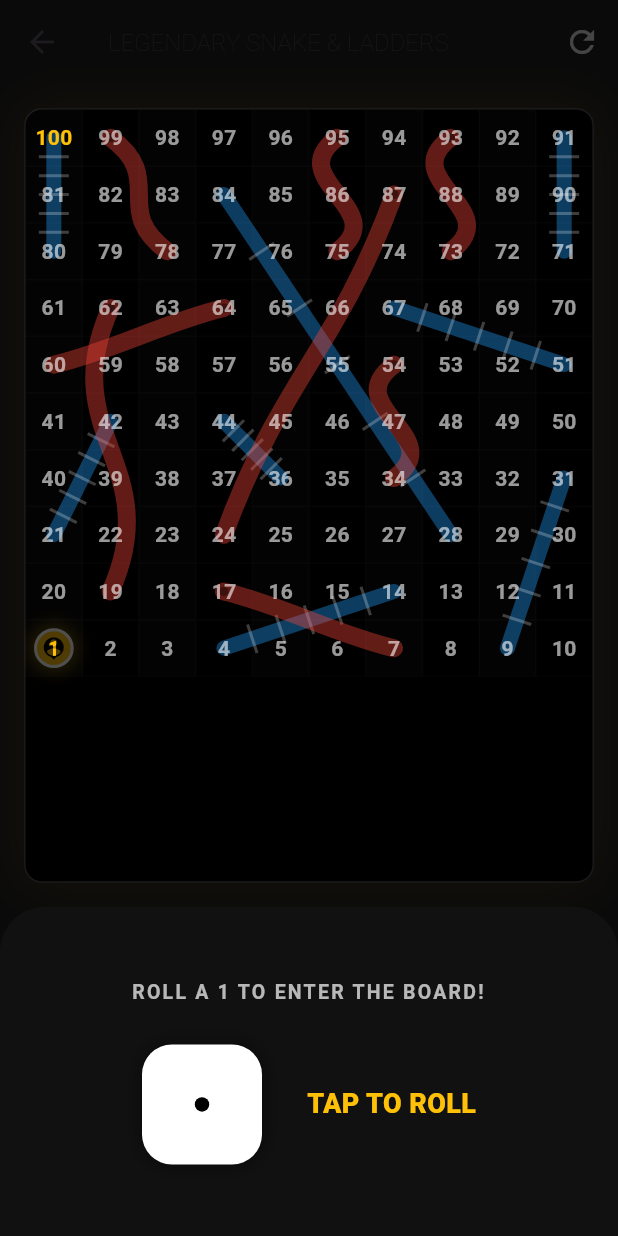
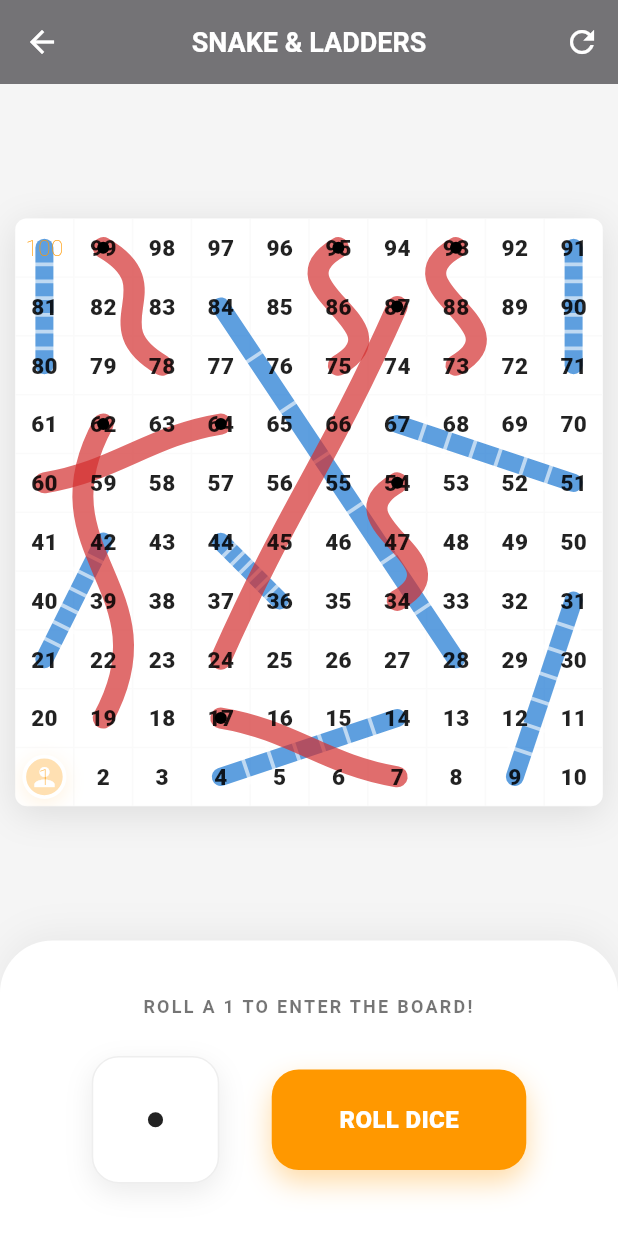
Before and after one commit to ManikaDahal/Chess_FLutter-Python, a Flutter app: the SnakeGameScreen screen opened directly, on a phone screen of 412 x 824 dp. Run offline on Flutter 3.47's test engine with Material 3 defaults, Android fonts, the phone set to English and light mode, and no system bars; our stand-ins replace audioplayers, badges, cached_network_image, chewie, dio, firebase_core and 11 more; missing offline and left inert: flutter_foreground_task, flutter_ringtone_player, flutter_screen_recording, flutter_webrtc, record; accounts and stored records are empty; network calls fail.

Commit message:
Revised snake and lader game UI

```diff
--- a/lib/features/snake_game/presentation/screens/snake_game_screen.dart
+++ b/lib/features/snake_game/presentation/screens/snake_game_screen.dart
@@ -1,5 +1,8 @@
 import 'dart:async';
 import 'dart:math';
+import 'package:chess_game_manika/core/utils/color_utils.dart';
+import 'package:chess_game_manika/core/utils/route_const.dart';
+import 'package:chess_game_manika/core/utils/route_generator.dart';
 import 'package:flutter/material.dart';
 
 class SnakeGameScreen extends StatefulWidget {
@@ -87,14 +90,11 @@ class _SnakeGameScreenState extends State<SnakeGameScreen>
       }
       return;
     }
-
-    // Normal movement
     await movePlayerSequence(roll);
   }
 
   Future<void> movePlayerSequence(int steps) async {
     setState(() => isMoving = true);
-
     int target = playerPosition + steps;
     if (target > totalSquares) {
       setState(() {
@@ -103,15 +103,12 @@ class _SnakeGameScreenState extends State<SnakeGameScreen>
       });
       return;
     }
-
-    // Move square by square
     for (int i = 0; i < steps; i++) {
       await Future.delayed(const Duration(milliseconds: 300));
       setState(() {
         playerPosition++;
       });
     }
-
     await checkSquareEffect();
   }
 
@@ -139,7 +136,6 @@ class _SnakeGameScreenState extends State<SnakeGameScreen>
     } else {
       setState(() => gameStatus = "Your move. Roll again!");
     }
-
     setState(() => isMoving = false);
   }
 
@@ -153,23 +149,57 @@ class _SnakeGameScreenState extends State<SnakeGameScreen>
     });
   }
 
+  void _showResetConfirmation() {
+    showDialog(
+      context: context,
+      builder: (context) => AlertDialog(
+        backgroundColor: Colors.white,
+        shape: RoundedRectangleBorder(borderRadius: BorderRadius.circular(15)),
+        title: const Text(
+          "Restart Game?",
+          style: TextStyle(color: Colors.black, fontWeight: FontWeight.bold),
+        ),
+        content: const Text(
+          "Your current progress will be lost.",
+          style: TextStyle(color: Colors.black54),
+        ),
+        actions: [
+          TextButton(
+            onPressed: () => Navigator.pop(context),
+            child: const Text("CANCEL", style: TextStyle(color: Colors.grey)),
+          ),
+          TextButton(
+            onPressed: () {
+              Navigator.pop(context);
+              resetGame();
+            },
+            child: const Text(
+              "RESTART",
+              style: TextStyle(color: Colors.deepOrange),
+            ),
+          ),
+        ],
+      ),
+    );
+  }
+
   void _showWinDialog() {
     showDialog(
       context: context,
       barrierDismissible: false,
       builder: (context) => AlertDialog(
-        backgroundColor: const Color(0xFF222222),
+        backgroundColor: Colors.white,
         shape: RoundedRectangleBorder(borderRadius: BorderRadius.circular(15)),
         title: const Center(
           child: Text(
             "YOU DID IT!",
-            style: TextStyle(color: Colors.amber, fontWeight: FontWeight.bold),
+            style: TextStyle(color: Colors.orange, fontWeight: FontWeight.bold),
           ),
         ),
         content: const Text(
           "The board has been conquered.",
           textAlign: TextAlign.center,
-          style: TextStyle(color: Colors.white70),
+          style: TextStyle(color: Colors.black87),
         ),
         actions: [
           Center(
@@ -180,7 +210,10 @@ class _SnakeGameScreenState extends State<SnakeGameScreen>
               },
               child: const Text(
                 "NEW ADVENTURE",
-                style: TextStyle(color: Colors.amber),
+                style: TextStyle(
+                  color: Colors.orange,
+                  fontWeight: FontWeight.bold,
+                ),
               ),
             ),
           ),
@@ -190,7 +223,7 @@ class _SnakeGameScreenState extends State<SnakeGameScreen>
   }
 
   Offset getCoord(int index) {
-    if (index <= 0) return const Offset(0, 9); // Square 1 spot
+    if (index <= 0) return const Offset(0, 9);
     int sq = index - 1;
     int row = sq ~/ gridSize;
     int col = sq % gridSize;
@@ -202,39 +235,50 @@ class _SnakeGameScreenState extends State<SnakeGameScreen>
   @override
   Widget build(BuildContext context) {
     return Scaffold(
-      backgroundColor: const Color(0xFF0A0A0A),
+      backgroundColor: const Color(0xFFF5F5F5),
       appBar: AppBar(
-        backgroundColor: Colors.transparent,
-        elevation: 0,
+        leading: IconButton(
+          icon: const Icon(Icons.arrow_back, color: whiteColor),
+          onPressed: () =>
+              RouteGenerator.navigateToPage(context, Routes.bottomNavBarRoute),
+        ),
         title: const Text(
-          'LEGENDARY SNAKE & LADDERS',
-          style: TextStyle(fontSize: 16, fontWeight: FontWeight.w100),
+          'SNAKE & LADDERS',
+          style: TextStyle(
+            color: whiteColor,
+            fontWeight: FontWeight.bold,
+            fontSize: 18,
           ),
+        ),
+        centerTitle: true,
+        backgroundColor: backgroundColor,
+        foregroundColor: whiteColor,
+
+        elevation: 1,
         actions: [
           IconButton(
-            onPressed: resetGame,
-            icon: const Icon(Icons.refresh, color: Colors.white24),
+            onPressed: _showResetConfirmation,
+            icon: const Icon(Icons.refresh, color: whiteColor),
           ),
         ],
       ),
       body: Column(
         children: [
-          // Board Area
-          Expanded(
-            flex: 5,
-            child: Padding(
-              padding: const EdgeInsets.all(16.0),
+          const Spacer(flex: 1),
+          // Board Area - Maximized Size
+          Padding(
+            padding: const EdgeInsets.symmetric(horizontal: 10.0),
             child: AspectRatio(
               aspectRatio: 1,
               child: Container(
                 decoration: BoxDecoration(
-                    color: Colors.black,
-                    borderRadius: BorderRadius.circular(12),
-                    border: Border.all(color: Colors.white.withOpacity(0.1)),
+                  color: Colors.white,
+                  borderRadius: BorderRadius.circular(8),
                   boxShadow: [
                     BoxShadow(
-                        color: Colors.amber.withOpacity(0.05),
-                        blurRadius: 30,
+                      color: Colors.black.withOpacity(0.1),
+                      blurRadius: 20,
+                      offset: const Offset(0, 5),
                     ),
                   ],
                 ),
@@ -242,10 +286,9 @@ class _SnakeGameScreenState extends State<SnakeGameScreen>
                 child: LayoutBuilder(
                   builder: (context, constraints) {
                     double cellSize = constraints.maxWidth / gridSize;
-
                     return Stack(
                       children: [
-                          // 1. Grid Cells Gradient Background
+                        // 1. Grid Background (Subtle)
                         Positioned.fill(
                           child: GridView.builder(
                             physics: const NeverScrollableScrollPhysics(),
@@ -257,30 +300,24 @@ class _SnakeGameScreenState extends State<SnakeGameScreen>
                             itemBuilder: (context, index) => Container(
                               decoration: BoxDecoration(
                                 border: Border.all(
-                                    color: Colors.white.withOpacity(0.02),
+                                  color: Colors.grey.withOpacity(0.05),
                                   width: 0.5,
-                                  ),
-                                  color: (index % 2 == 0)
-                                      ? Colors.white.withOpacity(0.01)
-                                      : Colors.transparent,
                                 ),
                               ),
                             ),
                           ),
-
-                          // 2. Connections Painter (Snakes and Ladders)
+                        ),
+                        // 2. Connections Painter
                         Positioned.fill(
                           child: CustomPaint(
                             painter: BoardLinesPainter(
                               snakes: snakes,
                               ladders: ladders,
                               gridSize: gridSize,
-                                color: Colors.white.withOpacity(0.1),
                             ),
                           ),
                         ),
-
-                          // 3. Numbers Layer (On top of lines)
+                        // 3. Numbers Layer (On top, bold black)
                         Positioned.fill(
                           child: GridView.builder(
                             physics: const NeverScrollableScrollPhysics(),
@@ -297,30 +334,28 @@ class _SnakeGameScreenState extends State<SnakeGameScreen>
                                   ? (9 - cellCol)
                                   : cellCol;
                               int num = dRow * 10 + dCol + 1;
-
                               bool hl = num == 100 || num == 1;
                               return Center(
                                 child: Text(
                                   '$num',
                                   style: TextStyle(
-                                      color: hl
-                                          ? Colors.amber
-                                          : Colors.white.withOpacity(0.6),
-                                      fontSize: 14,
-                                      fontWeight: FontWeight.bold,
+                                    color: hl ? Colors.orange : Colors.black87,
+                                    fontSize: 15,
+                                    fontWeight: hl
+                                        ? FontWeight.w100
+                                        : FontWeight.w800,
                                   ),
                                 ),
                               );
                             },
                           ),
                         ),
-
                         // 4. Player Token
                         Builder(
                           builder: (context) {
                             Offset p = getCoord(playerPosition);
                             return AnimatedPositioned(
-                                duration: const Duration(milliseconds: 300),
+                              duration: const Duration(milliseconds: 350),
                               curve: Curves.easeInOut,
                               left: p.dx * cellSize,
                               top: p.dy * cellSize,
@@ -331,29 +366,29 @@ class _SnakeGameScreenState extends State<SnakeGameScreen>
                                   child: Opacity(
                                     opacity: playerPosition == 0 ? 0.3 : 1.0,
                                     child: Container(
-                                        width: cellSize * 0.7,
-                                        height: cellSize * 0.7,
+                                      width: cellSize * 0.75,
+                                      height: cellSize * 0.75,
                                       decoration: BoxDecoration(
-                                          color: Colors.amber,
+                                        color: Colors.orange,
                                         shape: BoxShape.circle,
                                         boxShadow: [
                                           BoxShadow(
-                                              color: Colors.amber.withOpacity(
-                                                0.5,
+                                            color: Colors.orange.withOpacity(
+                                              0.4,
                                             ),
                                             blurRadius: 10,
-                                              spreadRadius: 2,
+                                            offset: const Offset(0, 3),
                                           ),
                                         ],
                                         border: Border.all(
                                           color: Colors.white,
-                                            width: 2,
+                                          width: 2.5,
                                         ),
                                       ),
                                       child: const Icon(
-                                          Icons.person_pin,
-                                          size: 18,
-                                          color: Colors.black,
+                                        Icons.person,
+                                        size: 20,
+                                        color: Colors.white,
                                       ),
                                     ),
                                   ),
@@ -369,49 +404,54 @@ class _SnakeGameScreenState extends State<SnakeGameScreen>
               ),
             ),
           ),
+          const Spacer(flex: 1),
+          // Controls Area - Light Theme
+          Container(
+            width: double.infinity,
+            padding: const EdgeInsets.symmetric(horizontal: 30, vertical: 35),
+            decoration: BoxDecoration(
+              color: Colors.white,
+              borderRadius: const BorderRadius.vertical(
+                top: Radius.circular(35),
               ),
-
-          // Controls Area
-          Expanded(
-            flex: 2,
-            child: Container(
-              width: double.infinity,
-              padding: const EdgeInsets.symmetric(horizontal: 30),
-              decoration: const BoxDecoration(
-                color: Color(0xFF111111),
-                borderRadius: BorderRadius.vertical(top: Radius.circular(30)),
+              boxShadow: [
+                BoxShadow(
+                  color: Colors.black.withOpacity(0.05),
+                  blurRadius: 20,
+                  offset: const Offset(0, -5),
+                ),
+              ],
             ),
             child: Column(
-                mainAxisAlignment: MainAxisAlignment.center,
+              mainAxisSize: MainAxisSize.min,
               children: [
                 Text(
                   gameStatus.toUpperCase(),
                   textAlign: TextAlign.center,
                   style: const TextStyle(
-                      color: Colors.white70,
-                      fontSize: 13,
+                    color: Colors.black54,
+                    fontSize: 12,
                     letterSpacing: 1.5,
-                      fontWeight: FontWeight.w600,
+                    fontWeight: FontWeight.bold,
                   ),
                 ),
                 const SizedBox(height: 25),
                 Row(
                   mainAxisAlignment: MainAxisAlignment.center,
                   children: [
-                      // Dice
-                      GestureDetector(
-                        onTap: (isRolling || isMoving) ? null : rollDice,
-                        child: AnimatedContainer(
-                          duration: const Duration(milliseconds: 200),
-                          width: 80,
-                          height: 80,
+                    // Dice Container
+                    Container(
+                      width: 85,
+                      height: 85,
                       decoration: BoxDecoration(
                         color: Colors.white,
-                            borderRadius: BorderRadius.circular(20),
+                        borderRadius: BorderRadius.circular(18),
+                        border: Border.all(color: Colors.grey.shade200),
                         boxShadow: [
                           BoxShadow(
-                                color: Colors.black.withOpacity(0.5),
-                                blurRadius: 10,
+                            color: Colors.black.withOpacity(0.08),
+                            blurRadius: 15,
+                            offset: const Offset(0, 6),
                           ),
                         ],
                       ),
@@ -421,33 +461,56 @@ class _SnakeGameScreenState extends State<SnakeGameScreen>
                                 width: 30,
                                 height: 30,
                                 child: CircularProgressIndicator(
-                                      strokeWidth: 5,
-                                      color: Colors.amber,
+                                  strokeWidth: 4,
+                                  color: Colors.orange,
                                 ),
                               )
                             : CustomPaint(
-                                    size: const Size(40, 40),
+                                size: const Size(42, 42),
                                 painter: DiceDotsPainter(value: diceValue),
                               ),
                       ),
                     ),
+                    const SizedBox(width: 35),
+                    // Roll Button - Vibrant Orange
+                    GestureDetector(
+                      onTap: (isRolling || isMoving) ? null : rollDice,
+                      child: AnimatedContainer(
+                        duration: const Duration(milliseconds: 200),
+                        padding: const EdgeInsets.symmetric(
+                          horizontal: 45,
+                          vertical: 22,
                         ),
-                      const SizedBox(width: 30),
-                      // Roll Instruction
-                      Text(
-                        (isRolling || isMoving) ? "BUSY..." : "TAP TO ROLL",
+                        decoration: BoxDecoration(
+                          color: (isRolling || isMoving)
+                              ? Colors.grey.shade200
+                              : Colors.orange,
+                          borderRadius: BorderRadius.circular(18),
+                          boxShadow: (isRolling || isMoving)
+                              ? []
+                              : [
+                                  BoxShadow(
+                                    color: Colors.orange.withOpacity(0.35),
+                                    blurRadius: 15,
+                                    offset: const Offset(0, 8),
+                                  ),
+                                ],
+                        ),
+                        child: Text(
+                          (isRolling || isMoving) ? "..." : "ROLL DICE",
                           style: TextStyle(
                             color: (isRolling || isMoving)
-                              ? Colors.white10
-                              : Colors.amber,
+                                ? Colors.grey
+                                : Colors.white,
                             fontWeight: FontWeight.w900,
-                          fontSize: 18,
+                            fontSize: 16,
+                          ),
+                        ),
                       ),
                     ),
                   ],
                 ),
               ],
-              ),
             ),
           ),
         ],
@@ -460,13 +523,11 @@ class BoardLinesPainter extends CustomPainter {
   final Map<int, int> snakes;
   final Map<int, int> ladders;
   final int gridSize;
-  final Color color;
 
   BoardLinesPainter({
     required this.snakes,
     required this.ladders,
     required this.gridSize,
-    required this.color,
   });
 
   @override
@@ -483,55 +544,45 @@ class BoardLinesPainter extends CustomPainter {
       return Offset(c * cell + cell / 2, r * cell + cell / 2);
     }
 
-    // Ladders (Blue)
+    // Ladders (Solid Royal Blue)
     final lPaint = Paint()
-      ..color = Colors.blue.withOpacity(0.4)
-      ..strokeWidth = 10
+      ..color = const Color(0xFF1976D2).withOpacity(0.7)
+      ..strokeWidth = 12
       ..strokeCap = StrokeCap.round
       ..style = PaintingStyle.stroke;
     ladders.forEach((s, e) {
       Offset p1 = center(s);
       Offset p2 = center(e);
       canvas.drawLine(p1, p2, lPaint);
-
       // Rungs
       final rPaint = Paint()
-        ..color = Colors.white24
-        ..strokeWidth = 2;
-      for (int i = 1; i < 6; i++) {
-        Offset p = Offset.lerp(p1, p2, i / 6)!;
-        double dx = p2.dx - p1.dx;
-        double dy = p2.dy - p1.dy;
+        ..color = Colors.white.withOpacity(0.6)
+        ..strokeWidth = 2.5;
+      for (int i = 1; i < 7; i++) {
+        Offset p = Offset.lerp(p1, p2, i / 7)!;
+        double dx = p2.dx - p1.dx, dy = p2.dy - p1.dy;
         double len = sqrt(dx * dx + dy * dy);
-        Offset perp = Offset(-dy / len, dx / len) * 10;
+        Offset perp = Offset(-dy / len, dx / len) * 11;
         canvas.drawLine(p - perp, p + perp, rPaint);
       }
     });
 
-    // Snakes (Red)
+    // Snakes (Vivid Red)
     final sPaint = Paint()
-      ..color = Colors.red.withOpacity(0.4)
+      ..color = Colors.red.shade700.withOpacity(0.7)
       ..style = PaintingStyle.stroke
-      ..strokeWidth = 12
+      ..strokeWidth = 14
       ..strokeCap = StrokeCap.round;
     snakes.forEach((s, e) {
-      Offset h = center(s);
-      Offset t = center(e);
-
-      Path path = Path();
-      path.moveTo(h.dx, h.dy);
-
-      double midY = (h.dy + t.dy) / 2;
-      double curveX = (t.dx > h.dx) ? cell : -cell;
-
-      // Clamp control points to board size
-      Offset c1 = Offset((h.dx + curveX).clamp(0, size.width), midY - 10);
-      Offset c2 = Offset((t.dx - curveX).clamp(0, size.width), midY + 10);
-
+      Offset h = center(s), t = center(e);
+      Path path = Path()..moveTo(h.dx, h.dy);
+      double midY = (h.dy + t.dy) / 2,
+          cX = (t.dx > h.dx) ? cell * 1.2 : -cell * 1.2;
+      Offset c1 = Offset((h.dx + cX).clamp(0, size.width), midY - 12);
+      Offset c2 = Offset((t.dx - cX).clamp(0, size.width), midY + 12);
       path.cubicTo(c1.dx, c1.dy, c2.dx, c2.dy, t.dx, t.dy);
       canvas.drawPath(path, sPaint);
-      // Small eyes at head
-      canvas.drawCircle(h, 3, Paint()..color = Colors.black38);
+      canvas.drawCircle(h, 4, Paint()..color = Colors.black); // Head
     });
   }
 
@@ -545,23 +596,22 @@ class DiceDotsPainter extends CustomPainter {
 
   @override
   void paint(Canvas canvas, Size size) {
-    final p = Paint()..color = Colors.black;
+    final p = Paint()..color = Colors.black87;
     final r = size.width * 0.12;
     void dot(double x, double y) =>
         canvas.drawCircle(Offset(size.width * x, size.height * y), r, p);
-
     if (value % 2 == 1) dot(0.5, 0.5);
     if (value > 1) {
-      dot(0.2, 0.2);
-      dot(0.8, 0.8);
+      dot(0.22, 0.22);
+      dot(0.78, 0.78);
     }
     if (value > 3) {
-      dot(0.8, 0.2);
-      dot(0.2, 0.8);
+      dot(0.78, 0.22);
+      dot(0.22, 0.78);
     }
     if (value == 6) {
-      dot(0.2, 0.5);
-      dot(0.8, 0.5);
+      dot(0.22, 0.5);
+      dot(0.78, 0.5);
     }
   }
 
```
Lines whose indentation alone changed are shown as unchanged.
